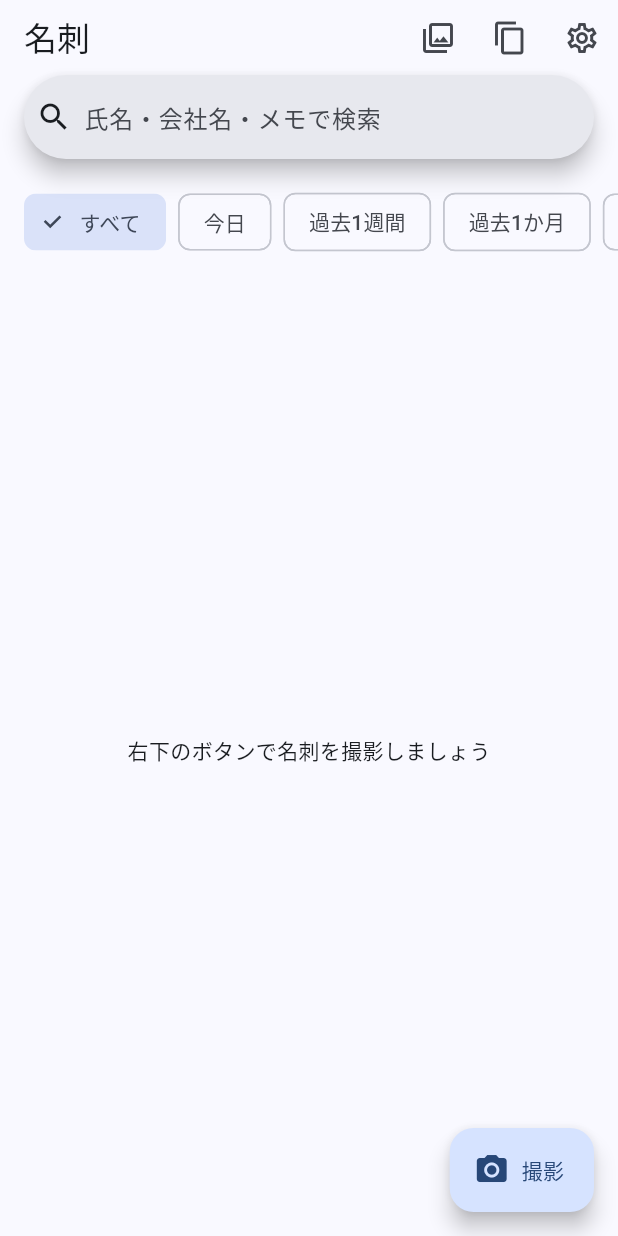
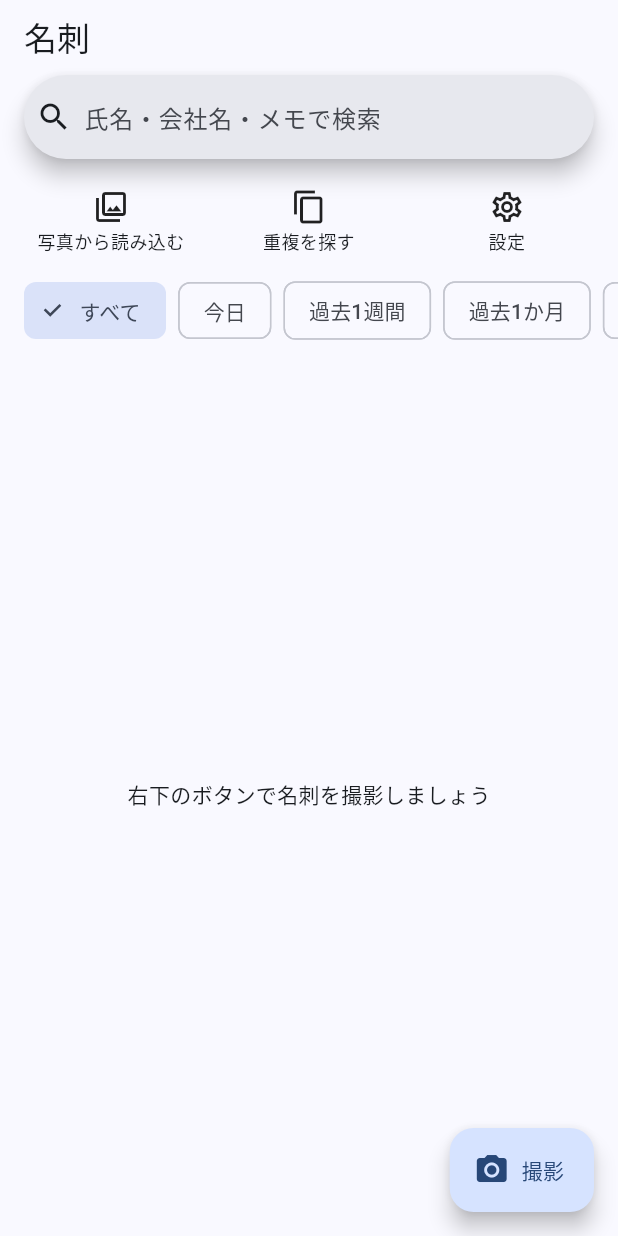
Before and after one commit to mushroomyasuyuki/wp-dev, a Flutter app: the screen it shows after launch, on a phone screen of 412 x 824 dp. Run offline on Flutter 3.47's test engine with Material 3 defaults, Android fonts, the phone set to English and light mode, and no system bars; our stand-ins replace camera, flutter_contacts, flutter_image_compress, image_picker, in_app_purchase, material_ui and 3 more; missing offline and left inert: google_mlkit_text_recognition; accounts and stored records are empty.

Commit message:
アプリ内画像の削除/保持を選べるようにし、操作ボタンに文言を追加(v0.1.10)
Co-Authored-By: Claude Sonnet 5.5 <noreply@anthropic.com>
Claude-Session: https://claude.ai/code/session_01QDMFDuVFhKQZGZdYN6SdzB

```diff
--- a/meishi_app/lib/main.dart
+++ b/meishi_app/lib/main.dart
@@ -13,7 +13,6 @@ Future<void> main() async {
   repo = await CardRepo.open();
   runApp(const MeishiApp());
   // 起動後に、未移動の画像の移動と契約状態の確認を行う
-  repo.cleanOrphanThumbs();
   ExternalStore.flushPending(repo);
   plan.init();
 }
--- a/meishi_app/lib/screens/list_screen.dart
+++ b/meishi_app/lib/screens/list_screen.dart
@@ -119,6 +119,53 @@ class _ListScreenState extends State<ListScreen> {
 
   String _md(DateTime d) => '${d.month}/${d.day}';
 
+  /// 文字つきの操作ボタン（マークだけだと分かりにくいため）
+  Widget _actionRow() {
+    Widget item(IconData icon, String label, VoidCallback onTap) => Expanded(
+      child: InkWell(
+        onTap: onTap,
+        borderRadius: BorderRadius.circular(12),
+        child: Padding(
+          padding: const EdgeInsets.symmetric(vertical: 6),
+          child: Column(
+            mainAxisSize: MainAxisSize.min,
+            children: [
+              Icon(icon, size: 24),
+              const SizedBox(height: 2),
+              Text(
+                label,
+                style: const TextStyle(fontSize: 12),
+                textAlign: TextAlign.center,
+              ),
+            ],
+          ),
+        ),
+      ),
+    );
+    return Padding(
+      padding: const EdgeInsets.fromLTRB(8, 4, 8, 0),
+      child: Row(
+        children: [
+          item(
+            Icons.photo_library_outlined,
+            '写真から読み込む',
+            () => _capture(ImageSource.gallery),
+          ),
+          item(
+            Icons.content_copy_outlined,
+            '重複を探す',
+            () => _go(const DuplicatesScreen()),
+          ),
+          item(
+            Icons.settings_outlined,
+            '設定',
+            () => _go(const SettingsScreen()),
+          ),
+        ],
+      ),
+    );
+  }
+
   Widget _chips() {
     Widget chip(String key, String label) => Padding(
       padding: const EdgeInsets.only(right: 8),
@@ -179,7 +226,10 @@ class _ListScreenState extends State<ListScreen> {
     XFile? picked;
     if (source == ImageSource.camera) {
       // 名刺サイズの枠つきカメラ。使えない場合は、標準のカメラに切り替える
-      final r = await Navigator.push<Object?>(context, MaterialPageRoute(builder: (_) => const CameraScreen()));
+      final r = await Navigator.push<Object?>(
+        context,
+        MaterialPageRoute(builder: (_) => const CameraScreen()),
+      );
       if (r is XFile) {
         picked = r;
       } else if (r == false || !mounted) {
@@ -249,10 +299,14 @@ class _ListScreenState extends State<ListScreen> {
       BizCard parsed = BizCard();
       try {
         // 圧縮前の画像から、整えた画像も含めて読み取る
-        parsed = await recognizeBestCard(picked.path, onStage: (m) {
-          if (mounted) setState(() => _busy = m);
-        });
-        if (parsed.rawText.isEmpty) problem ??= '文字が見つかりませんでした（明るい場所で、名刺だけが大きく写るように撮ってください）';
+        parsed = await recognizeBestCard(
+          picked.path,
+          onStage: (m) {
+            if (mounted) setState(() => _busy = m);
+          },
+        );
+        if (parsed.rawText.isEmpty)
+          problem ??= '文字が見つかりませんでした（明るい場所で、名刺だけが大きく写るように撮ってください）';
       } catch (e) {
         problem ??= '文字認識に失敗: $e';
       }
@@ -289,23 +343,6 @@ class _ListScreenState extends State<ListScreen> {
   Widget build(BuildContext context) => Scaffold(
     appBar: AppBar(
       title: const Text('名刺'),
-      actions: [
-        IconButton(
-          tooltip: '写真から読み込む',
-          icon: const Icon(Icons.photo_library_outlined),
-          onPressed: () => _capture(ImageSource.gallery),
-        ),
-        IconButton(
-          tooltip: '重複を探す',
-          icon: const Icon(Icons.content_copy_outlined),
-          onPressed: () => _go(const DuplicatesScreen()),
-        ),
-        IconButton(
-          tooltip: '設定',
-          icon: const Icon(Icons.settings_outlined),
-          onPressed: () => _go(const SettingsScreen()),
-        ),
-      ],
       bottom: PreferredSize(
         preferredSize: const Size.fromHeight(60),
         child: Padding(
@@ -325,6 +362,7 @@ class _ListScreenState extends State<ListScreen> {
       children: [
         Column(
           children: [
+            _actionRow(),
             _chips(),
             Expanded(
               child: _cards.isEmpty
--- a/meishi_app/lib/screens/settings_screen.dart
+++ b/meishi_app/lib/screens/settings_screen.dart
@@ -19,6 +19,8 @@ class SettingsScreen extends StatefulWidget {
 class _SettingsScreenState extends State<SettingsScreen> {
   String? _folder;
   String _version = '';
+  int _thumbCount = 0;
+  int _thumbBytes = 0;
   int _pending = 0;
 
   @override
@@ -31,12 +33,41 @@ class _SettingsScreenState extends State<SettingsScreen> {
     final f = await ExternalStore.folderUri();
     final p = (await repo.pendingImages()).length;
     final info = await PackageInfo.fromPlatform();
+    final t = await repo.thumbsInfo();
     if (!mounted) return;
     setState(() {
       _folder = f;
       _pending = p;
+      _thumbCount = t.count;
+      _thumbBytes = t.bytes;
       _version = '${info.version} (${info.buildNumber})';
     });
+  }
+
+  Future<void> _deleteThumbs() async {
+    final ok = await showDialog<bool>(
+      context: context,
+      builder: (_) => AlertDialog(
+        title: const Text('アプリ内の画像をすべて削除しますか？'),
+        content: const Text(
+          '一覧や詳細に出る、アプリ内の画像を削除します。名刺の文字の情報と、SDカードなどに保存した画像は消えません。',
+        ),
+        actions: [
+          TextButton(
+            onPressed: () => Navigator.pop(context, false),
+            child: const Text('残す'),
+          ),
+          TextButton(
+            onPressed: () => Navigator.pop(context, true),
+            child: const Text('削除する'),
+          ),
+        ],
+      ),
+    );
+    if (ok != true) return;
+    await repo.deleteAllThumbs();
+    _toast('アプリ内の画像を削除しました');
+    _refresh();
   }
 
   void _toast(String s) =>
@@ -148,6 +179,18 @@ class _SettingsScreenState extends State<SettingsScreen> {
             ),
           const Divider(),
           ListTile(
+            leading: const Icon(Icons.image_outlined),
+            title: const Text('アプリ内の画像'),
+            subtitle: Text(
+              '$_thumbCount枚・${(_thumbBytes / 1048576).toStringAsFixed(1)}MB\n削除しても、名刺の文字の情報は残ります',
+            ),
+            isThreeLine: true,
+            trailing: OutlinedButton(
+              onPressed: _thumbCount == 0 ? null : _deleteThumbs,
+              child: const Text('すべて削除'),
+            ),
+          ),
+          ListTile(
             leading: const Icon(Icons.table_view_outlined),
             title: Text(plan.isPro ? 'CSVで書き出す' : 'CSVで書き出す（有料）'),
             subtitle: const Text('全件を、画像と同じ保存先に保存します'),
--- a/meishi_app/pubspec.yaml
+++ b/meishi_app/pubspec.yaml
@@ -1,7 +1,7 @@
 name: meishi_app
 description: "A new Flutter project."
 publish_to: 'none'
-version: 0.1.9+3007
+version: 0.1.10+3008
 
 environment:
   sdk: ^3.14.0
```
Also changed, not shown: meishi_app/lib/db.dart (+29 -25 lines), meishi_app/lib/delete_dialog.dart (added, +46 -0 lines), meishi_app/lib/duplicates.dart (+10 -6 lines), meishi_app/lib/ocr.dart (+30 -4 lines), meishi_app/lib/screens/camera_screen.dart (+146 -34 lines), meishi_app/lib/screens/confirm_screen.dart (+11 -3 lines), meishi_app/lib/screens/detail_screen.dart (+19 -28 lines), meishi_app/lib/screens/duplicates_screen.dart (+44 -24 lines).
